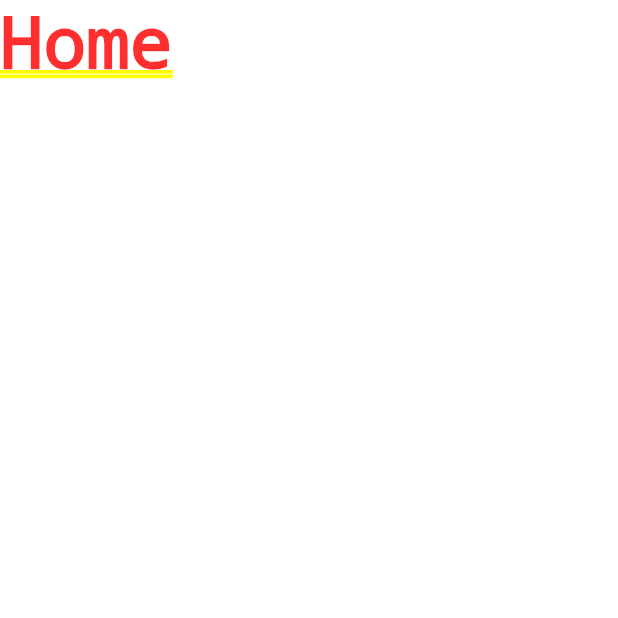
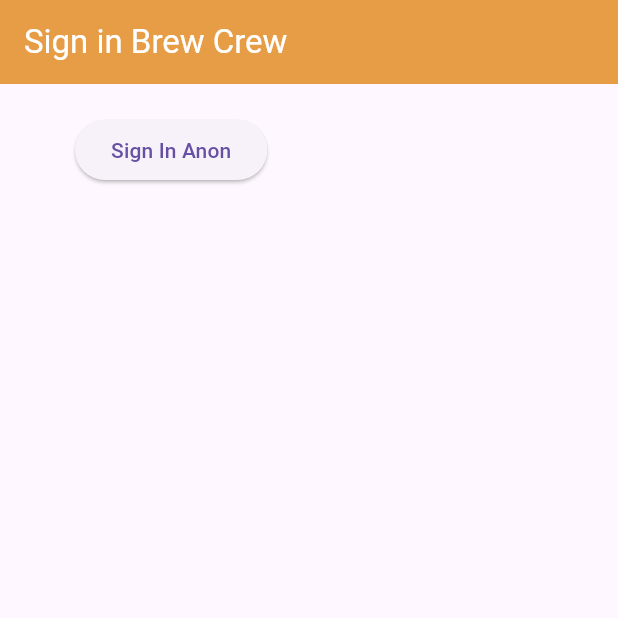
Before and after one commit to MohammadJavadJafari0/Brew-Crew-App-with-Flutter-Firebase-Provider-Order-Coffee-Application-for-Organizations, a Flutter app: the screen it shows after launch, on a phone screen of 412 x 824 dp, the top half of it. Run offline on Flutter 3.47's test engine with Material 3 defaults, Android fonts, the phone set to English and light mode, and no system bars; our stand-ins replace firebase_auth, firebase_core; accounts and stored records are empty.

Commit message:
2 : sign in anonymous with firebase

```diff
--- a/lib/main.dart
+++ b/lib/main.dart
@@ -1,7 +1,10 @@
+import 'package:firebase_core/firebase_core.dart';
 import 'package:flutter/material.dart';
 import 'package:brew_crew/screens/wrapper.dart';
 
-void main() {
+void main() async {
+  WidgetsFlutterBinding.ensureInitialized();
+  await Firebase.initializeApp();
   runApp(const MyApp());
 }
 
@@ -11,7 +14,7 @@ class MyApp extends StatelessWidget {
   // This widget is the root of your application.
   @override
   Widget build(BuildContext context) {
-    return MaterialApp(
+    return const MaterialApp(debugShowCheckedModeBanner: false,
 home: Wrapper(),
     );
   }
--- a/lib/screens/authenticate/authenticate.dart
+++ b/lib/screens/authenticate/authenticate.dart
@@ -1,3 +1,4 @@
+import 'package:brew_crew/screens/authenticate/sign_in.dart';
 import 'package:flutter/material.dart';
 
 class Authenticate extends StatefulWidget {
@@ -10,6 +11,6 @@ class Authenticate extends StatefulWidget {
 class _AuthenticateState extends State<Authenticate> {
   @override
   Widget build(BuildContext context) {
-    return Container(child: Text("Authenticate"));
+    return Container(child: const SignIn());
   }
 }
--- /dev/null
+++ b/lib/screens/authenticate/sign_in.dart
@@ -0,0 +1,45 @@
+import 'package:firebase_auth/firebase_auth.dart';
+import 'package:brew_crew/services/auth.dart';
+import 'package:flutter/material.dart';
+
+class SignIn extends StatefulWidget {
+  const SignIn({Key? key}) : super(key: key);
+
+  @override
+  State<SignIn> createState() => _SignInState();
+}
+
+class _SignInState extends State<SignIn> {
+  final FirebaseAuth _auth = FirebaseAuth.instance; // For Anon Firebase Authenticate
+
+  final AuthService _authService = AuthService();
+
+  @override
+  Widget build(BuildContext context) {
+    return Scaffold(
+      appBar: AppBar(
+        backgroundColor: const Color(0xFFE69D45),
+        elevation: 0.0,
+        title: const Text(
+          "Sign in Brew Crew",
+          style: TextStyle(color: Color.fromARGB(255, 255, 255, 255)),
+        ),
+      ),
+      body: Container(
+        padding: const EdgeInsets.symmetric(vertical: 20.0, horizontal: 50.0),
+        child: ElevatedButton(
+          onPressed: () async {
+            dynamic result = await _authService.signInAnon();
+            if (result == null) {
+              print("error singing in");
+            } else {
+              print("signed in");
+              print(result);
+            }
+          },
+          child: const Text("Sign In Anon"),
+        ),
+      ),
+    );
+  }
+}
--- a/lib/screens/home/home.dart
+++ b/lib/screens/home/home.dart
@@ -5,6 +5,6 @@ class Home extends StatelessWidget {
 
   @override
   Widget build(BuildContext context) {
-    return Container(child: Text("Home"),);
+    return const Text("Home");
   }
 }
--- a/lib/screens/wrapper.dart
+++ b/lib/screens/wrapper.dart
@@ -1,3 +1,4 @@
+import 'package:brew_crew/screens/authenticate/authenticate.dart';
 import 'package:flutter/material.dart';
 import 'package:brew_crew/screens/home/home.dart';
 
@@ -6,6 +7,6 @@ class Wrapper extends StatelessWidget {
 
   @override
   Widget build(BuildContext context) {
-    return Home();
+    return const Authenticate();
   }
 }
--- /dev/null
+++ b/lib/services/auth.dart
@@ -0,0 +1,24 @@
+import 'package:firebase_auth/firebase_auth.dart';
+
+class AuthService {
+  final FirebaseAuth _auth;
+  AuthService([FirebaseAuth? auth]) : _auth = auth ?? FirebaseAuth.instance;
+
+  // sign in annon
+  Future signInAnon() async {
+    try {
+      UserCredential result = await _auth.signInAnonymously();
+      User? user = result.user;
+      return user;
+    } catch (e) {
+      print(e.toString());
+      return null;
+    }
+  }
+
+  // sign in with email & password
+
+  // register with email & password
+
+  // sign out
+}
```
